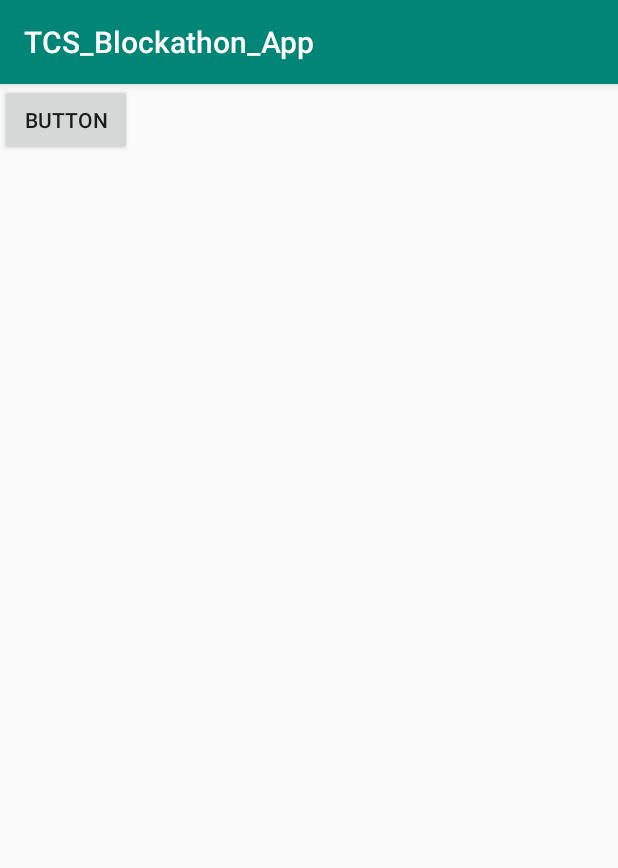
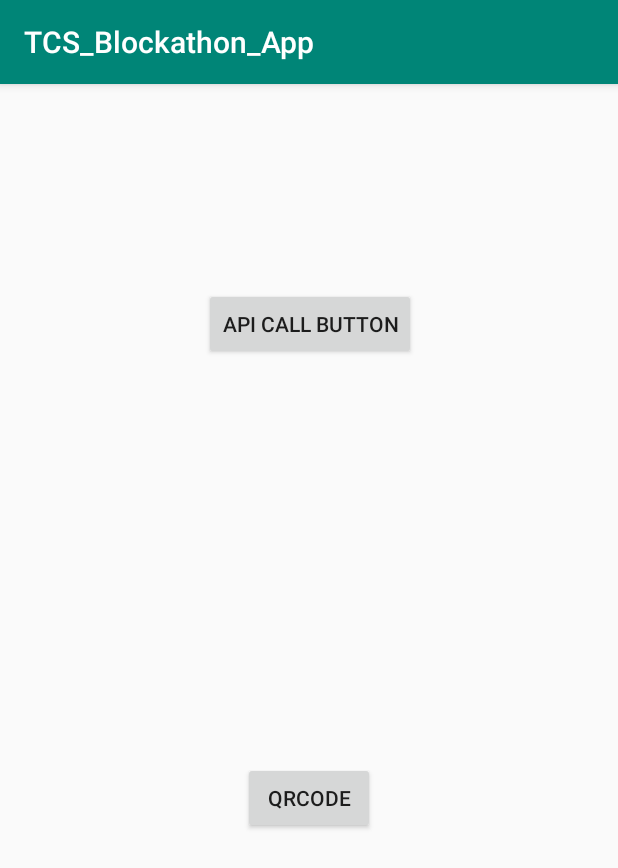
Before and after one commit to josephv7/TCS_Blockathon_2018, an Android app: the Home screen opened directly, with no data from a screen before it, on a phone screen of 412 x 824 dp. Shown: the top 868 px of the screen. Run offline under Robolectric (Android 15) with nearby library versions, the phone set to English and light mode, and no system bars; libraries missing offline, so code that uses them is left out: com.google.zxing.integration; 4 statements that could not run were skipped.

Commit message:
qr code added and detecting properly

```diff
--- a/TCS_Blockathon_App/app/build.gradle
+++ b/TCS_Blockathon_App/app/build.gradle
@@ -28,7 +28,7 @@ dependencies {
     androidTestImplementation 'com.android.support.test.espresso:espresso-core:3.0.2'
     implementation 'com.google.firebase:firebase-database:16.0.1'
     implementation 'com.google.firebase:firebase-core:16.0.1'
-
+    implementation 'com.journeyapps:zxing-android-embedded:3.5.0'
     implementation 'de.hdodenhof:circleimageview:2.2.0'
     implementation 'com.android.support:cardview-v7:27.1.1'
     implementation 'com.google.code.gson:gson:2.6.2'
--- a/TCS_Blockathon_App/app/src/main/AndroidManifest.xml
+++ b/TCS_Blockathon_App/app/src/main/AndroidManifest.xml
@@ -1,5 +1,6 @@
 <?xml version="1.0" encoding="utf-8"?>
 <manifest xmlns:android="http://schemas.android.com/apk/res/android"
+    xmlns:tools="http://schemas.android.com/tools"
     package="com.knights.blockathonapp">
 
     <application
@@ -38,6 +39,11 @@
                 <category android:name="android.intent.category.DEFAULT" />
             </intent-filter>
         </activity>
+        <activity
+            android:name="com.journeyapps.barcodescanner.CaptureActivity"
+            android:screenOrientation="portrait"
+            tools:replace="screenOrientation" />
+        <activity android:name=".ShareRecord"></activity>
     </application>
 
 </manifest>
--- a/TCS_Blockathon_App/app/src/main/java/com/knights/blockathonapp/Home.java
+++ b/TCS_Blockathon_App/app/src/main/java/com/knights/blockathonapp/Home.java
@@ -8,6 +8,9 @@ import android.util.Log;
 import android.view.View;
 import android.widget.Button;
 import android.widget.Toast;
+
+import com.google.zxing.integration.android.IntentIntegrator;
+import com.google.zxing.integration.android.IntentResult;
 
 import java.util.List;
 
@@ -20,16 +23,31 @@ import retrofit2.converter.gson.GsonConverterFactory;
 
 public class Home extends AppCompatActivity {
     Intent homeIntent;
+    Button qrbutton;
+//    TODO connect to corresponding variable
 
     @Override
     protected void onCreate(Bundle savedInstanceState) {
         super.onCreate(savedInstanceState);
         setContentView(R.layout.activity_home);
 
+        qrbutton = findViewById(R.id.qrbutton);
+
+        final IntentIntegrator integrator = new IntentIntegrator(this);
+        integrator.setOrientationLocked(true);
+        integrator.setBeepEnabled(false);
+
         homeIntent = new Intent(Home.this,DocumentFetch.class);
 
 
         getRecord();
+
+        qrbutton.setOnClickListener(new View.OnClickListener() {
+            @Override
+            public void onClick(View v) {
+                integrator.initiateScan();
+            }
+        });
 
         Button home_button=(Button)findViewById(R.id.home_button);
         home_button.setOnClickListener(new View.OnClickListener() {
@@ -88,4 +106,32 @@ public class Home extends AppCompatActivity {
 
     }
 
+
+    @Override
+    protected void onActivityResult(int requestCode, int resultCode, Intent data) {
+        IntentResult result = IntentIntegrator.parseActivityResult(requestCode, resultCode, data);
+        if(result != null) {
+            if(result.getContents() == null) {
+                //Toast.makeText(this, "Cancelled", Toast.LENGTH_LONG).show();
+//                Snackbar.make(findViewById(R.id.rootView),"Press Once More To Exit.", Snackbar.LENGTH_SHORT).show();
+//                TODO handle condition
+            } else {
+                //Toast.makeText(this, "Scanned: " + result.getContents(), Toast.LENGTH_LONG).show();
+                Intent passIntent = new Intent(Home.this,ShareRecord.class);
+
+//                String[] scanParts = result.getContents().split("-");
+//                passIntent.putExtra("dealerId",dealerId);
+//                passIntent.putExtra("userId",scanParts[0]);
+//                passIntent.putExtra("vehicleId",scanParts[1]);
+                Toast.makeText(this, result.getContents(), Toast.LENGTH_SHORT).show();
+                passIntent.putExtra("doctorId",result.getContents());
+                startActivity(passIntent);
+                finish();
+
+            }
+        } else {
+            super.onActivityResult(requestCode, resultCode, data);
+        }
+    }
+
 }
--- a/TCS_Blockathon_App/app/src/main/res/layout/activity_home.xml
+++ b/TCS_Blockathon_App/app/src/main/res/layout/activity_home.xml
@@ -10,7 +10,26 @@
         android:id="@+id/home_button"
         android:layout_width="wrap_content"
         android:layout_height="wrap_content"
-        android:text="Button"
-        tools:layout_editor_absoluteX="135dp"
-        tools:layout_editor_absoluteY="200dp" />
+        android:layout_marginStart="8dp"
+        android:layout_marginTop="136dp"
+        android:layout_marginEnd="8dp"
+        android:text="API Call Button"
+        app:layout_constraintEnd_toEndOf="parent"
+        app:layout_constraintHorizontal_bias="0.502"
+        app:layout_constraintStart_toStartOf="parent"
+        app:layout_constraintTop_toTopOf="parent" />
+
+    <Button
+        android:id="@+id/qrbutton"
+        android:layout_width="wrap_content"
+        android:layout_height="wrap_content"
+        android:layout_marginStart="8dp"
+        android:layout_marginTop="8dp"
+        android:layout_marginEnd="8dp"
+        android:layout_marginBottom="8dp"
+        android:text="qrcode"
+        app:layout_constraintBottom_toBottomOf="parent"
+        app:layout_constraintEnd_toEndOf="parent"
+        app:layout_constraintStart_toStartOf="parent"
+        app:layout_constraintTop_toBottomOf="@+id/home_button" />
 </android.support.constraint.ConstraintLayout>
```
Also changed, not shown: TCS_Blockathon_App/app/src/main/java/com/knights/blockathonapp/ShareRecord.java (added, +18 -0 lines), TCS_Blockathon_App/app/src/main/res/layout/activity_share_record.xml (added, +9 -0 lines).
